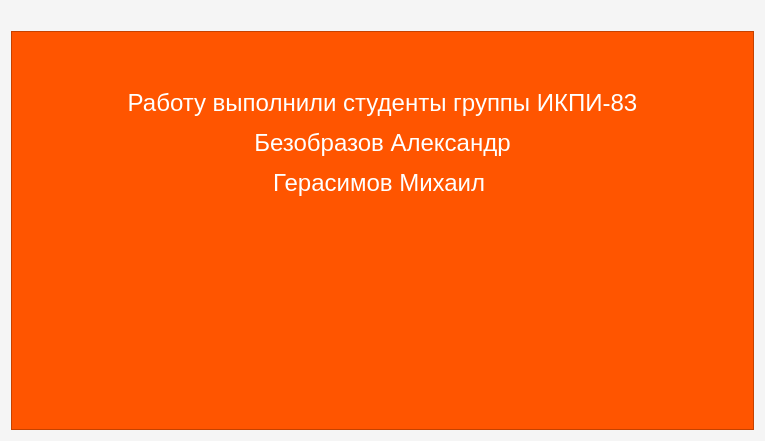
Old version of the form Bot/info.ui in the repository ultraxion2000/Bot_creator-1.
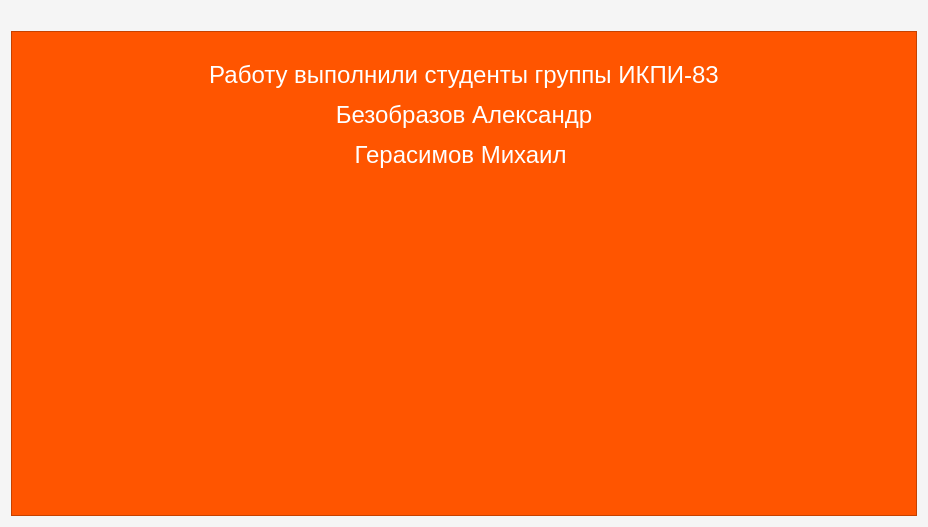
New version of the form. Icons and pictures are not drawn.

What changed in the file:
```diff
--- a/Bot/info.ui
+++ b/Bot/info.ui
@@ -6,8 +6,8 @@
    <rect>
     <x>0</x>
     <y>0</y>
-    <width>765</width>
-    <height>441</height>
+    <width>928</width>
+    <height>527</height>
    </rect>
   </property>
   <property name="windowTitle">
@@ -16,9 +16,15 @@
   <property name="styleSheet">
    <string notr="true">background-color:rgb(245, 245, 245)</string>
   </property>
-  <layout class="QVBoxLayout" name="verticalLayout">
-   <item>
-    <widget class="QLabel" name="label">
+  <layout class="QGridLayout" name="gridLayout">
+   <item row="0" column="0">
+    <widget class="QLabel" name="image2">
+     <property name="maximumSize">
+      <size>
+       <width>918</width>
+       <height>299</height>
+      </size>
+     </property>
      <property name="text">
       <string/>
      </property>
@@ -27,7 +33,7 @@
      </property>
     </widget>
    </item>
-   <item>
+   <item row="1" column="0">
     <widget class="QTextBrowser" name="textBrowser">
      <property name="styleSheet">
       <string notr="true">background-color:rgb(255, 85, 0)</string>
@@ -37,7 +43,7 @@
 &lt;html&gt;&lt;head&gt;&lt;meta name=&quot;qrichtext&quot; content=&quot;1&quot; /&gt;&lt;style type=&quot;text/css&quot;&gt;
 p, li { white-space: pre-wrap; }
 &lt;/style&gt;&lt;/head&gt;&lt;body style=&quot; font-family:'MS Shell Dlg 2'; font-size:7.8pt; font-weight:400; font-style:normal;&quot;&gt;
-&lt;p align=&quot;center&quot; style=&quot; margin-top:12px; margin-bottom:12px; margin-left:0px; margin-right:0px; -qt-block-indent:0; text-indent:0px;&quot;&gt;&lt;span style=&quot; font-size:18pt; color:#ffffff;&quot;&gt;&lt;br /&gt;&lt;/span&gt;&lt;/p&gt;
+&lt;p align=&quot;center&quot; style=&quot;-qt-paragraph-type:empty; margin-top:12px; margin-bottom:12px; margin-left:0px; margin-right:0px; -qt-block-indent:0; text-indent:0px;&quot;&gt;&lt;br /&gt;&lt;/p&gt;
 &lt;p align=&quot;center&quot; style=&quot; margin-top:12px; margin-bottom:12px; margin-left:0px; margin-right:0px; -qt-block-indent:0; text-indent:0px;&quot;&gt;&lt;span style=&quot; font-size:18pt; color:#ffffff;&quot;&gt;Работу выполнили студенты группы ИКПИ-83&lt;/span&gt;&lt;/p&gt;
 &lt;p align=&quot;center&quot; style=&quot; margin-top:12px; margin-bottom:12px; margin-left:0px; margin-right:0px; -qt-block-indent:0; text-indent:0px;&quot;&gt;&lt;span style=&quot; font-size:18pt; color:#ffffff;&quot;&gt;Безобразов Александр&lt;/span&gt;&lt;/p&gt;
 &lt;p align=&quot;center&quot; style=&quot; margin-top:12px; margin-bottom:12px; margin-left:0px; margin-right:0px; -qt-block-indent:0; text-indent:0px;&quot;&gt;&lt;span style=&quot; font-size:18pt; color:#ffffff;&quot;&gt;Герасимов Михаил &lt;/span&gt;&lt;/p&gt;&lt;/body&gt;&lt;/html&gt;</string>
```
Left out of the diff: 2 changed lines with no effect on the pictures.
